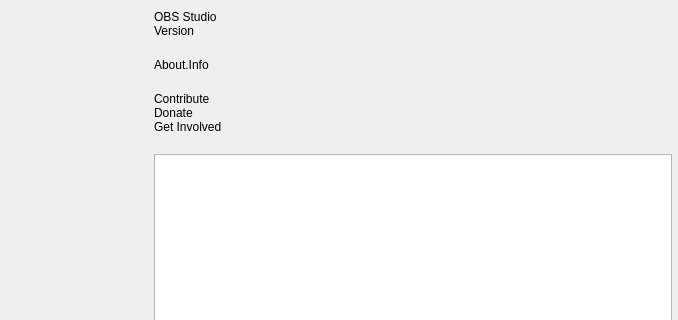
First picture: the form in frontend/forms/OBSAbout.ui, repository GeorgeQLe/split-capture, before the edit; both pictures show x 162 to 840 and y 0 to 320 of the 840 by 519 pixel window.
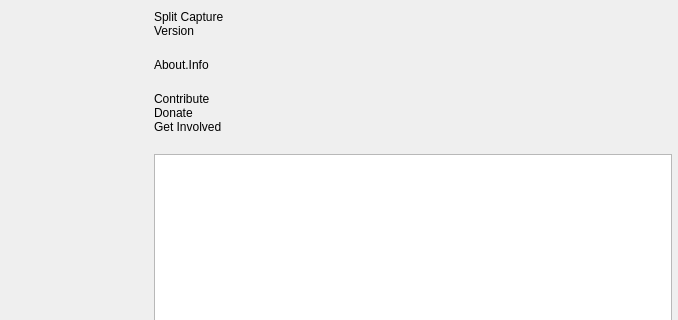
Second picture: the form after the edit. Icons and pictures are not drawn. Custom widgets are drawn as their Qt base class.

Commit message:
Rebrand application as Split Capture (#1)
Rebrand public product surfaces, isolate configuration, add deterministic cross-platform branding assets, update packaging and qualification tooling, and validate macOS, Windows, Linux, and Flatpak delivery.

```diff
--- a/frontend/forms/OBSAbout.ui
+++ b/frontend/forms/OBSAbout.ui
@@ -76,7 +76,7 @@
        <item>
         <widget class="QLabel" name="name">
          <property name="text">
-          <string notr="true">OBS Studio</string>
+          <string notr="true">Split Capture</string>
          </property>
         </widget>
        </item>
```
Left out of the diff: 2 changed lines with no effect on the pictures. The commit also changes 176 other files.
